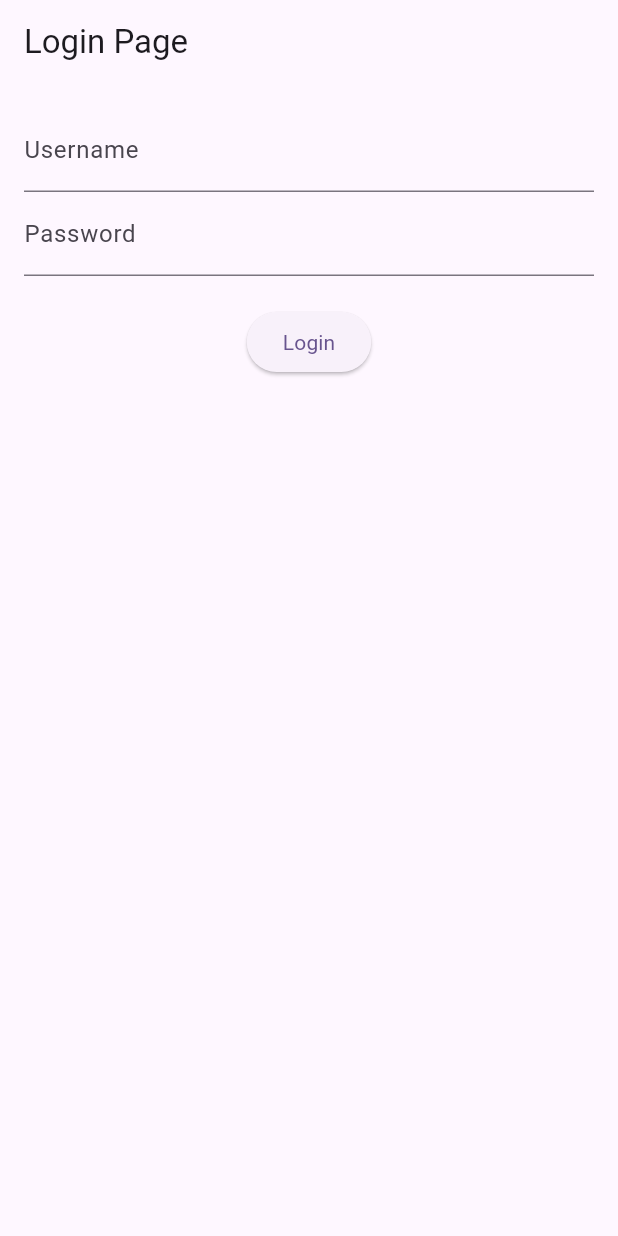
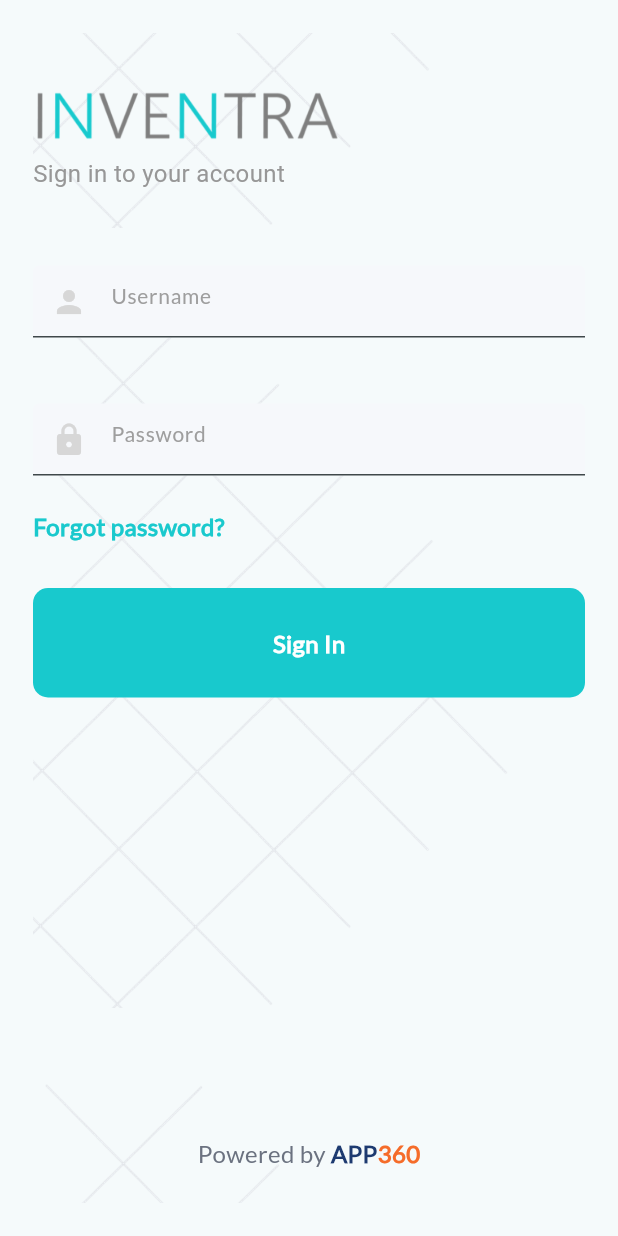
Before and after one commit to sarasiyashodha/Inventra_App, a Flutter app: the screen it shows after launch, on a phone screen of 412 x 824 dp. Run offline on Flutter 3.47's test engine with Material 2 defaults, Android fonts, the phone set to English and light mode, and no system bars.

Commit message:
Created signin page

```diff
--- /dev/null
+++ b/lib/components/my_text_field.dart
@@ -0,0 +1,46 @@
+import 'package:flutter/material.dart';
+
+class MyTextField extends StatelessWidget {
+  final TextEditingController controller;
+  final String hintText;
+  final bool obscureText;
+  final IconData icon;
+  final void Function(String)? onChanged;
+
+
+  const MyTextField({
+    required this.controller,
+    required this.hintText,
+    required this.obscureText,
+    required this.icon,
+    this.onChanged,
+  });
+
+  @override
+  Widget build(BuildContext context) {
+    return TextFormField(
+      controller: controller,
+      obscureText: obscureText,
+      decoration: InputDecoration(
+        fillColor: Color(0XFFF6F8FB),
+        filled: true,
+        hintText: hintText,
+        hintStyle: TextStyle(color: Colors.grey[500], fontFamily: 'Lato', fontWeight: FontWeight.w400, fontSize: 14.0),
+        prefixIcon: Icon(icon, color: Color(0XFFD7D7D7), size: 24.0),
+        // suffixIcon: IconButton(
+        //   icon: Icon(passwordVisible
+        //       ? Icons.visibility
+        //       : Icons.visibility_off),
+        //   onPressed: () {
+        //     setState(
+        //           () {
+        //         passwordVisible = !passwordVisible;
+        //       },
+        //     );
+        //   },
+        // ),
+      ),
+      onChanged: onChanged,
+    );
+  }
+}
--- a/lib/main.dart
+++ b/lib/main.dart
@@ -1,4 +1,5 @@
 import 'package:flutter/material.dart';
+import 'package:inventra_app/screens/signin_page.dart';
 import 'package:inventra_app/screens/splash_screen.dart';
 
 void main() {
@@ -14,10 +15,11 @@
       title: 'Flutter Demo',
       debugShowCheckedModeBanner: false,
       theme: ThemeData(
-        colorScheme: ColorScheme.fromSeed(seedColor: Colors.deepPurple),
+        colorScheme: ColorScheme.fromSeed(seedColor: Colors.grey),
         useMaterial3: true,
       ),
-      home: const SplashScreen(),
+      // home: SplashScreen(),
+      home: SignInPage(),
     );
   }
 }
--- a/lib/screens/login_page.dart
+++ /dev/null
@@ -1,57 +0,0 @@
-import 'package:flutter/material.dart';
-import 'package:inventra_app/screens/route_page.dart';
-import '../models/user_model.dart';
-import '../services/api_service.dart';
-
-class SignInPage extends StatelessWidget {
-  final TextEditingController usernameController = TextEditingController();
-  final TextEditingController passwordController = TextEditingController();
-
-  void _login(BuildContext context) async {
-    String username = usernameController.text;
-    String password = passwordController.text;
-
-    try {
-      UserModel user = await ApiService.loginUser(username, password);
-      Navigator.push(
-        context,
-        MaterialPageRoute(
-          builder: (context) => RoutePage(user: user),
-        ),
-      );
-    } catch (e) {
-      // Handle login failure (show error message, etc.)
-      print('Login failed: $e');
-    }
-  }
-
-  @override
-  Widget build(BuildContext context) {
-    return Scaffold(
-      appBar: AppBar(
-        title: Text('Login Page'),
-      ),
-      body: Padding(
-        padding: EdgeInsets.all(16.0),
-        child: Column(
-          children: [
-            TextField(
-              controller: usernameController,
-              decoration: InputDecoration(labelText: 'Username'),
-            ),
-            TextField(
-              controller: passwordController,
-              decoration: InputDecoration(labelText: 'Password'),
-              obscureText: true,
-            ),
-            SizedBox(height: 20),
-            ElevatedButton(
-              onPressed: () => _login(context),
-              child: Text('Login'),
-            ),
-          ],
-        ),
-      ),
-    );
-  }
-}
--- /dev/null
+++ b/lib/screens/signin_page.dart
@@ -0,0 +1,129 @@
+import 'package:flutter/material.dart';
+import 'package:inventra_app/components/bottom_line.dart';
+import 'package:inventra_app/screens/route_page.dart';
+import '../components/my_text_field.dart';
+import '../models/user_model.dart';
+import '../services/api_service.dart';
+
+class SignInPage extends StatefulWidget {
+  @override
+  State<SignInPage> createState() => _SignInPageState();
+}
+
+class _SignInPageState extends State<SignInPage> {
+  final _formKey = GlobalKey<FormState>();
+  String username = "";
+  String password = "";
+  String error = "";
+
+  final usernameController = TextEditingController();
+  final passwordController = TextEditingController();
+
+  void _login(BuildContext context) async {
+    String username = usernameController.text;
+    String password = passwordController.text;
+
+    try {
+      UserModel user = await ApiService.loginUser(username, password);
+      Navigator.push(
+        context,
+        MaterialPageRoute(
+          builder: (context) => RoutePage(user: user),
+        ),
+      );
+    } catch (e) {
+      // Handle login failure (show error message, etc.)
+      print('Login failed: $e');
+    }
+  }
+
+  @override
+  Widget build(BuildContext context) {
+    return Scaffold(
+      body: Padding(
+        padding: const EdgeInsets.all(22.0),
+        child: Container(
+          decoration: BoxDecoration(
+            image: DecorationImage(
+              repeat: ImageRepeat.repeat,
+              image: AssetImage(
+                'images/background.png',
+              ),
+            ),
+          ),
+          child: Column(
+            crossAxisAlignment: CrossAxisAlignment.start,
+            children: [
+              SizedBox(
+                height: 30.0,
+              ),
+              Image(image: AssetImage('images/name.png'), width: 205.0, height: 52.0, alignment: Alignment.topLeft),
+              Text('Sign in to your account',
+                style: TextStyle(fontFamily: 'Roboto', fontWeight: FontWeight.w400, color: Color(0XFF979797), fontSize: 16.0),
+              ),
+              SizedBox(
+                height: 50.0,
+              ),
+              Form(
+                key: _formKey,
+                child: Column(
+                  children: [
+                    MyTextField(
+                      controller: usernameController,
+                      hintText: 'Username',
+                      obscureText: false,
+                      icon: Icons.person,
+                      onChanged: (val) {
+                      },
+                    ),
+                    const SizedBox(height: 44.0),
+                    MyTextField(
+                      controller: passwordController,
+                      hintText: 'Password',
+                      obscureText: true,
+                      icon: Icons.lock,
+                      onChanged: (val) {
+                        // setState(() {
+                        //   password = val;
+                        // });
+                      },
+                    ),
+                  ],
+                ),
+              ),
+              SizedBox(height: 22.0,),
+              Text('Forgot password?',
+                style: TextStyle(fontFamily: 'Lato', fontWeight: FontWeight.w700, color: Color(0XFF1AC9CD), fontSize: 16.0),),
+              SizedBox(height: 30.0,),
+              GestureDetector(
+                onTap: () => _login(context),
+                child: Container(
+                  padding: const EdgeInsets.all(25.0),
+                  decoration: BoxDecoration(
+                    color: Color(0xff18C9CD),
+                    borderRadius: BorderRadius.circular(10),
+                  ),
+                  child: Center(
+                    child: Text(
+                      "Sign In",
+                      style: TextStyle(
+                        color: Colors.white,
+                        fontFamily: 'Lato',
+                        fontWeight: FontWeight.w700,
+                        fontSize: 16,
+                      ),
+                    ),
+                  ),
+                ),
+              ),
+             SizedBox(
+               height: 292.0,
+             ),
+             BottomLine(),
+            ],
+          ),
+        ),
+      ),
+    );
+  }
+}
--- a/lib/screens/splash_screen.dart
+++ b/lib/screens/splash_screen.dart
@@ -1,7 +1,7 @@
 import 'package:flutter/material.dart';
 
 import '../components/bottom_line.dart';
-import 'login_page.dart';
+import 'signin_page.dart';
 
 class SplashScreen extends StatefulWidget {
   const SplashScreen({super.key});
@@ -44,7 +44,8 @@
                   SizedBox(height: 352.0,),
                   Image(image: AssetImage('images/name.png'), width: 242.0, height: 61.0,),
                   Text('Welcome back, Sign in to your account',
-                    style: TextStyle(fontFamily: 'Roboto', fontWeight: FontWeight.w400, color: Color(0XFFC4C4C4), fontSize: 16.0),),
+                    style: TextStyle(fontFamily: 'Roboto', fontWeight: FontWeight.w400, color: Color(0XFFC4C4C4), fontSize: 16.0),
+                  ),
                  SizedBox(height: 300.0),
                   BottomLine(),
 
```
